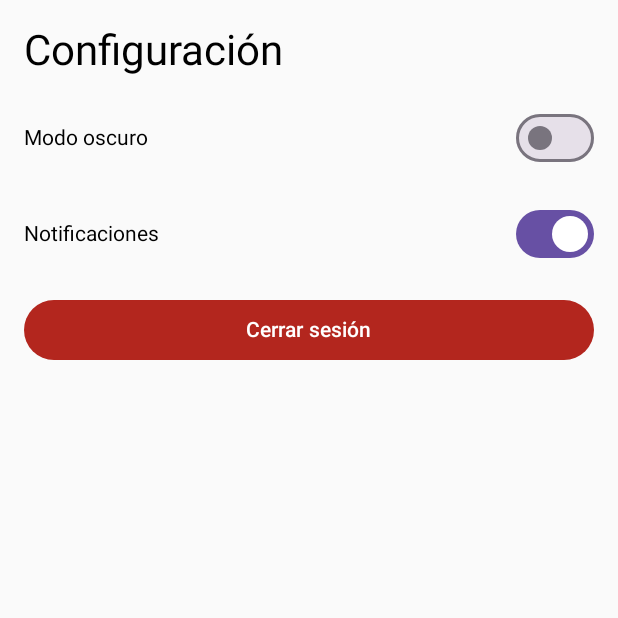
After one commit to Nixoby1575/tAutonomoAppsMoviles, an Android app built with Jetpack Compose: the ConfiguracionActivity screen opened directly, with no data from a screen before it, on a phone screen of 412 x 824 dp, the top half of it. The commit adds this screen. Run offline under Robolectric (Android 15) with nearby library versions, the light colour scheme and no system bars; our stand-ins replace Firebase (no records; nobody signed in at launch, a user with empty details on screens opened directly).

Commit message:
Configuracion

```diff
--- a/app/src/main/AndroidManifest.xml
+++ b/app/src/main/AndroidManifest.xml
@@ -72,6 +72,11 @@
             android:exported="true"
             android:label="Notas por Categoría" />
 
+        <activity
+            android:name=".ConfiguracionActivity"
+            android:exported="true"
+            android:label="Configuracion" />
+
     </application>
 
     <uses-permission android:name="android.permission.INTERNET" />
--- /dev/null
+++ b/app/src/main/java/com/example/taskiapp/ConfiguracionActivity.kt
@@ -0,0 +1,126 @@
+package com.example.taskiapp
+
+import android.content.Context
+import android.content.Intent
+import android.content.SharedPreferences
+import android.os.Bundle
+import androidx.activity.ComponentActivity
+import androidx.activity.compose.setContent
+import androidx.compose.foundation.layout.*
+import androidx.compose.material3.*
+import androidx.compose.runtime.*
+import androidx.compose.ui.Alignment
+import androidx.compose.ui.Modifier
+import androidx.compose.ui.graphics.Color
+import androidx.compose.ui.unit.dp
+import com.google.firebase.auth.FirebaseAuth
+
+class ConfiguracionActivity : ComponentActivity() {
+    // Clave para SharedPreferences
+    private val PREFS_NAME = "app_preferences"
+    private val THEME_KEY = "theme_is_dark"
+    private val NOTIFICATIONS_KEY = "notifications_enabled"
+
+    override fun onCreate(savedInstanceState: Bundle?) {
+        super.onCreate(savedInstanceState)
+
+        val sharedPrefs = getSharedPreferences(PREFS_NAME, Context.MODE_PRIVATE)
+
+        val initialThemeIsDark = sharedPrefs.getBoolean(THEME_KEY, false)
+        val initialNotificationsEnabled = sharedPrefs.getBoolean(NOTIFICATIONS_KEY, true)
+
+        setContent {
+            var themeIsDark by remember { mutableStateOf(initialThemeIsDark) }
+            var notificationsEnabled by remember { mutableStateOf(initialNotificationsEnabled) }
+
+            ConfiguracionScreen(
+                onLogoutClick = {
+                    // Lógica para cerrar sesión
+                    FirebaseAuth.getInstance().signOut()
+
+                    // Cambiar valor de isLoggedIn a false en SharedPreferences
+                    sharedPrefs.edit().putBoolean("isLoggedIn", false).apply()
+
+                    // Redirigir a MainActivity (pantalla principal)
+                    val intent = Intent(this, Login::class.java) // Cambia aquí para apuntar a MainActivity
+                    startActivity(intent)
+                    finish() // Cierra esta actividad
+                },
+                themeIsDark = themeIsDark,
+                onThemeChange = { isDark ->
+                    themeIsDark = isDark
+                    savePreference(sharedPrefs, THEME_KEY, isDark)
+                },
+                notificationsEnabled = notificationsEnabled,
+                onNotificationChange = { isEnabled ->
+                    notificationsEnabled = isEnabled
+                    savePreference(sharedPrefs, NOTIFICATIONS_KEY, isEnabled)
+                }
+            )
+        }
+    }
+
+    @Composable
+    fun ConfiguracionScreen(
+        onLogoutClick: () -> Unit,
+        onThemeChange: (Boolean) -> Unit,
+        themeIsDark: Boolean,
+        notificationsEnabled: Boolean,
+        onNotificationChange: (Boolean) -> Unit
+    ) {
+        Column(
+            modifier = Modifier
+                .fillMaxSize()
+                .padding(16.dp)
+        ) {
+            Text(text = "Configuración", style = MaterialTheme.typography.headlineMedium)
+
+            Spacer(modifier = Modifier.height(16.dp))
+
+            // Opción para activar/desactivar el tema oscuro
+            Row(
+                verticalAlignment = Alignment.CenterVertically,
+                horizontalArrangement = Arrangement.SpaceBetween,
+                modifier = Modifier.fillMaxWidth()
+            ) {
+                Text(text = "Modo oscuro")
+                Switch(
+                    checked = themeIsDark,
+                    onCheckedChange = onThemeChange // Lógica para cambiar el tema
+                )
+            }
+
+            Spacer(modifier = Modifier.height(16.dp))
+
+            // Opción para activar/desactivar notificaciones
+            Row(
+                verticalAlignment = Alignment.CenterVertically,
+                horizontalArrangement = Arrangement.SpaceBetween,
+                modifier = Modifier.fillMaxWidth()
+            ) {
+                Text(text = "Notificaciones")
+                Switch(
+                    checked = notificationsEnabled,
+                    onCheckedChange = onNotificationChange // Lógica para cambiar notificaciones
+                )
+            }
+
+            Spacer(modifier = Modifier.height(16.dp))
+
+            // Botón para cerrar sesión
+            Button(
+                onClick = onLogoutClick,
+                modifier = Modifier.fillMaxWidth(),
+                colors = ButtonDefaults.buttonColors(
+                    containerColor = MaterialTheme.colorScheme.error // Color rojo para resaltar
+                )
+            ) {
+                Text(text = "Cerrar sesión", color = Color.White)
+            }
+        }
+    }
+
+    private fun savePreference(sharedPrefs: SharedPreferences, key: String, value: Boolean) {
+        sharedPrefs.edit().putBoolean(key, value).apply()
+    }
+}
```
Also changed, not shown: app/src/main/java/com/example/taskiapp/BienvenidoActivity.kt (+51 -3 lines), app/src/main/res/drawable/configuracion.png (added).
